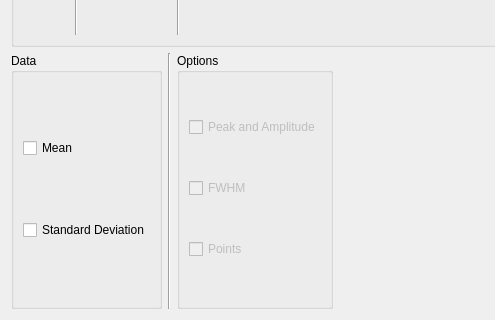
Before: the Qt Designer form src/ui/custom_plot.ui in pfechd/jabe, drawn with Qt 5; both pictures show x 0 to 495 and y 220 to 540 of the 617 by 540 pixel window.
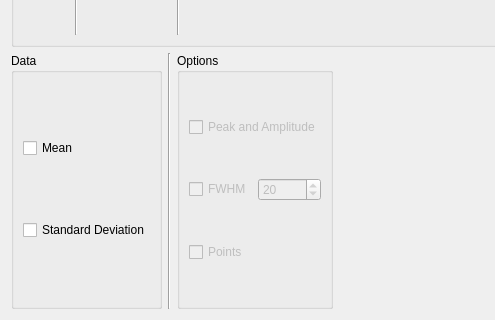
After: the same form once the commit is applied.

Commit message: Update custom plot to take individual

```diff
--- a/src/ui/custom_plot.ui
+++ b/src/ui/custom_plot.ui
@@ -161,6 +161,8 @@
          </widget>
         </item>
         <item>
+         <layout class="QHBoxLayout" name="horizontalLayout_2">
+          <item>
          <widget class="QCheckBox" name="checkBox_fwhm">
           <property name="enabled">
            <bool>false</bool>
@@ -169,6 +171,18 @@
            <string>FWHM</string>
           </property>
          </widget>
+          </item>
+          <item>
+           <widget class="QSpinBox" name="spinBox">
+            <property name="enabled">
+             <bool>false</bool>
+            </property>
+            <property name="value">
+             <number>20</number>
+            </property>
+           </widget>
+          </item>
+         </layout>
         </item>
         <item>
          <widget class="QCheckBox" name="checkBox_points">
```
Lines whose indentation alone changed are shown as unchanged. The commit also changes 2 other files.
